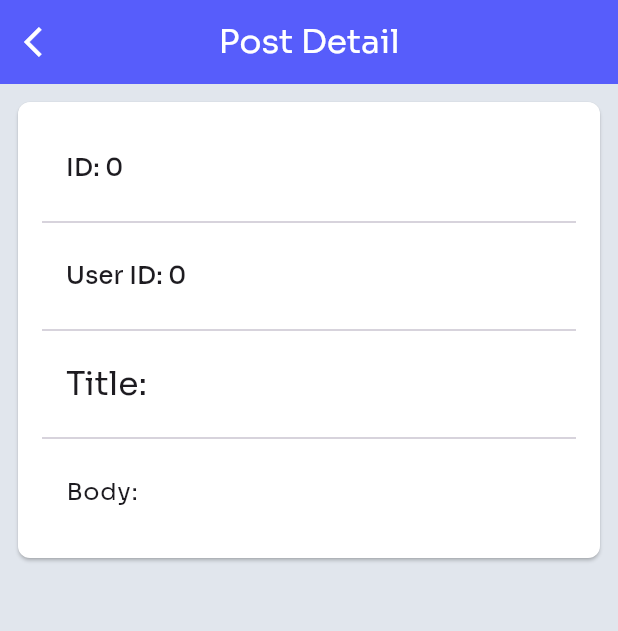
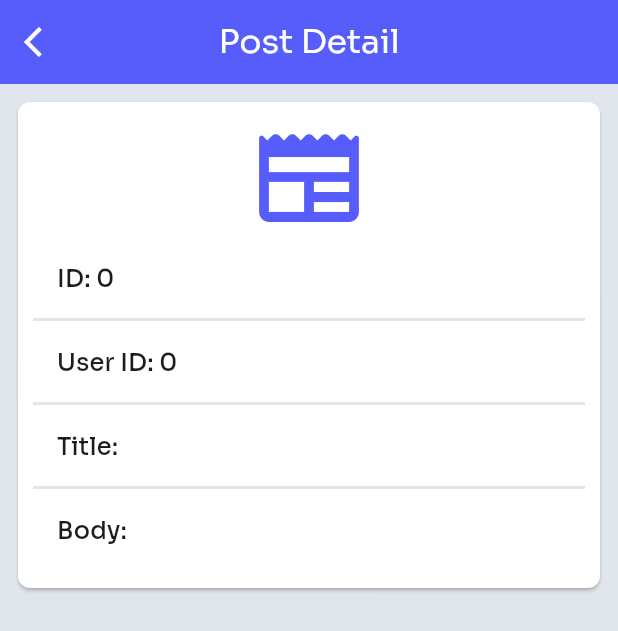
Before and after one commit to onaya7/Scelloo_test, a Flutter app: the PostDetailView screen opened directly with empty values, on a phone screen of 412 x 824 dp. Shown: the top 631 px of the screen. Run offline on Flutter 3.47's test engine with Material 3 defaults, Android fonts, the phone set to English and light mode, and no system bars; our stand-ins replace bloc, connectivity_plus, device_preview, dio, flutter_bloc, flutter_spinkit and 7 more; network calls fail.

Commit message:
ref: post deletion logic in HomeBloc

```diff
--- a/lib/features/home/presentation/bloc/home_bloc.dart
+++ b/lib/features/home/presentation/bloc/home_bloc.dart
@@ -90,14 +90,10 @@ class HomeBloc extends Bloc<HomeEvent, HomeState> {
 
     try {
       // To Delete the post from the backend
-      final deletePost = getIt.get<DeletePost>().call(event.postId);
-
+      // final deletePost = getIt.get<DeletePost>().call(event.postId);
       // To Remove the post from the local list
       final updatedPosts =
           currentState.posts.where((post) => post.id != event.postId).toList();
-
-      logger.i('updatedPosts: $updatedPosts');
-
       emit(PostFetchingLoadedState(posts: updatedPosts));
     } catch (e) {
       logger.e('An error occurred during post deletion: $e');
--- a/lib/features/home/presentation/pages/postdetail_view.dart
+++ b/lib/features/home/presentation/pages/postdetail_view.dart
@@ -1,4 +1,5 @@
 import 'package:flutter/material.dart';
+import 'package:scelloo_test/componenets/custom_divider.dart';
 import 'package:scelloo_test/componenets/custom_scaffold.dart';
 import 'package:scelloo_test/utils/constants/color_constants.dart';
 
@@ -34,35 +35,51 @@ class PostDetailView extends StatelessWidget {
               borderRadius: BorderRadius.circular(8.0),
             ),
             child: Padding(
-              padding: const EdgeInsets.all(16.0),
+              padding: const EdgeInsets.all(10.0),
               child: Column(
                 crossAxisAlignment: CrossAxisAlignment.start,
                 children: [
+                  const Row(
+                    mainAxisAlignment: MainAxisAlignment.center,
+                    children: [
+                      Icon(Icons.newspaper_rounded,
+                          size: 80, color: ColorConstants.primary),
+                    ],
+                  ),
                   ListTile(
                     title: Text(
                       'ID: ${args['id']}',
                       style: Theme.of(context).textTheme.titleMedium,
                     ),
                   ),
-                  const Divider(),
+                  const CustomDivider(
+                    height: 0,
+                    thickness: 2,
+                  ),
                   ListTile(
                     title: Text(
                       'User ID: ${args['userId']}',
                       style: Theme.of(context).textTheme.titleMedium,
                     ),
                   ),
-                  const Divider(),
+                  const CustomDivider(
+                    height: 0,
+                    thickness: 2,
+                  ),
                   ListTile(
                     title: Text(
                       'Title: ${args['title']}',
-                      style: Theme.of(context).textTheme.titleLarge,
+                      style: Theme.of(context).textTheme.titleMedium,
                     ),
                   ),
-                  const Divider(),
+                  const CustomDivider(
+                    height: 0,
+                    thickness: 2,
+                  ),
                   ListTile(
                     title: Text(
                       'Body: ${args['body']}',
-                      style: Theme.of(context).textTheme.bodyLarge,
+                      style: Theme.of(context).textTheme.titleMedium,
                     ),
                   ),
                 ],
```
Also changed, not shown: lib/componenets/custom_divider.dart (added, +20 -0 lines), lib/features/home/presentation/pages/post_view.dart (+1 -15 lines).
